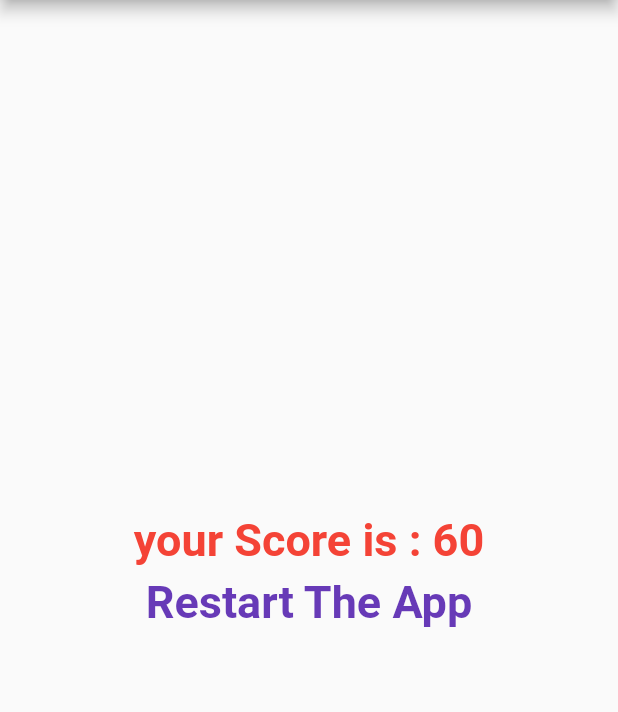
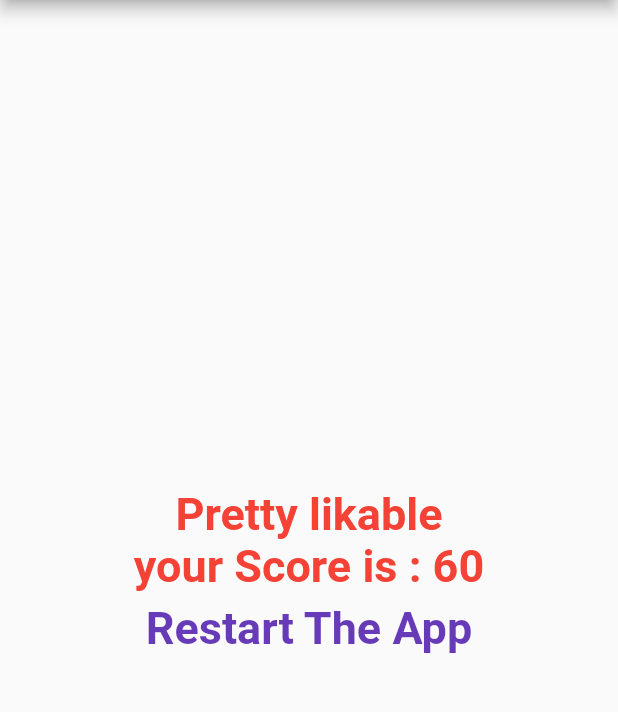
Before and after one commit to Devsaci/quizfulauihapp, a Flutter app: the screen it shows after launch, after a tap on "Black", after a tap on "Tiger", after a tap on "DART", on a phone screen of 412 x 824 dp, the part 84-796 px from its top. Run offline on Flutter 3.47's test engine with Material 2 defaults, Android fonts, the phone set to English and light mode, and no system bars.

Commit message:
resultPhrase

```diff
--- a/lib/result.dart
+++ b/lib/result.dart
@@ -1,3 +1,5 @@
+
+
 import 'package:flutter/cupertino.dart';
 import 'package:flutter/material.dart';
 
@@ -27,6 +29,11 @@ class Result extends StatelessWidget {
       mainAxisAlignment: MainAxisAlignment.center,
       children: <Widget>[
         Text(
+        resultPhrase,
+          style: TextStyle(
+              fontSize: 30, color: Colors.red, fontWeight: FontWeight.bold),
+        ),
+        Text(
           "your Score is : $resultScore",
           style: TextStyle(
               fontSize: 30, color: Colors.red, fontWeight: FontWeight.bold),
```
